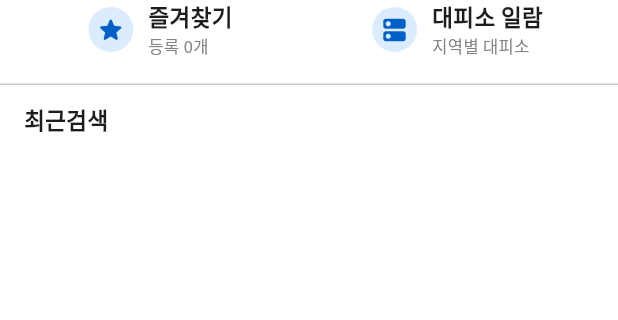
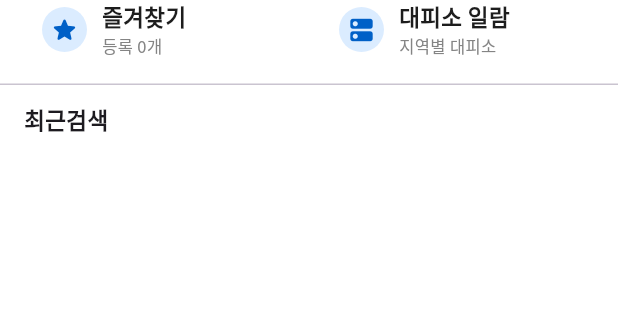
Before and after one commit to FaSBIL/OSSbasic-teamproject, a Flutter app: the screen it shows after launch, after a tap on "대파소 검색", on a phone screen of 412 x 824 dp, the part 95-415 px from its top. Run offline on Flutter 3.47's test engine with Material 3 defaults, Android fonts, the phone set to English and light mode, and no system bars; our stand-ins replace flutter_compass, flutter_map, flutter_tts, geolocator, latlong2, permission_handler and 2 more; missing offline and left inert: flutter_background_service, flutter_background_service_android, flutter_map_mbtiles; accounts and stored records are empty; statements that could not run were skipped; project files that could hold a hidden picture were left out.

Commit message:
경로 미리보기 화면에서 지도가 움직이지 않는 문제 해결

```diff
--- a/shelter/frontend/lib/screens/navigation/navigation_screen.dart
+++ b/shelter/frontend/lib/screens/navigation/navigation_screen.dart
@@ -132,7 +132,7 @@ class _NavigationScreenState extends State<NavigationScreen> {
           Positioned.fill(
             child: ShelterMap(
               currentPosition: widget.start,
-              mapController: MapController(),
+              mapController: _mapController,
               initialCenter: widget.start,
               shelterMarkers: [
                 Marker(
--- a/shelter/frontend/lib/screens/search/search_screen.dart
+++ b/shelter/frontend/lib/screens/search/search_screen.dart
@@ -245,7 +245,7 @@ class _SearchScreenState extends State<SearchScreen> {
             borderRadius: BorderRadius.circular(14),
           ),
           child: Row(
-            mainAxisAlignment: MainAxisAlignment.center,
+            mainAxisAlignment: MainAxisAlignment.start,
             children: [
               Container(
                 width: 30,
```
Also changed, not shown: shelter/frontend/lib/component/bottomSheet/data/ShelterListItem.dart (+6 -1 lines).
